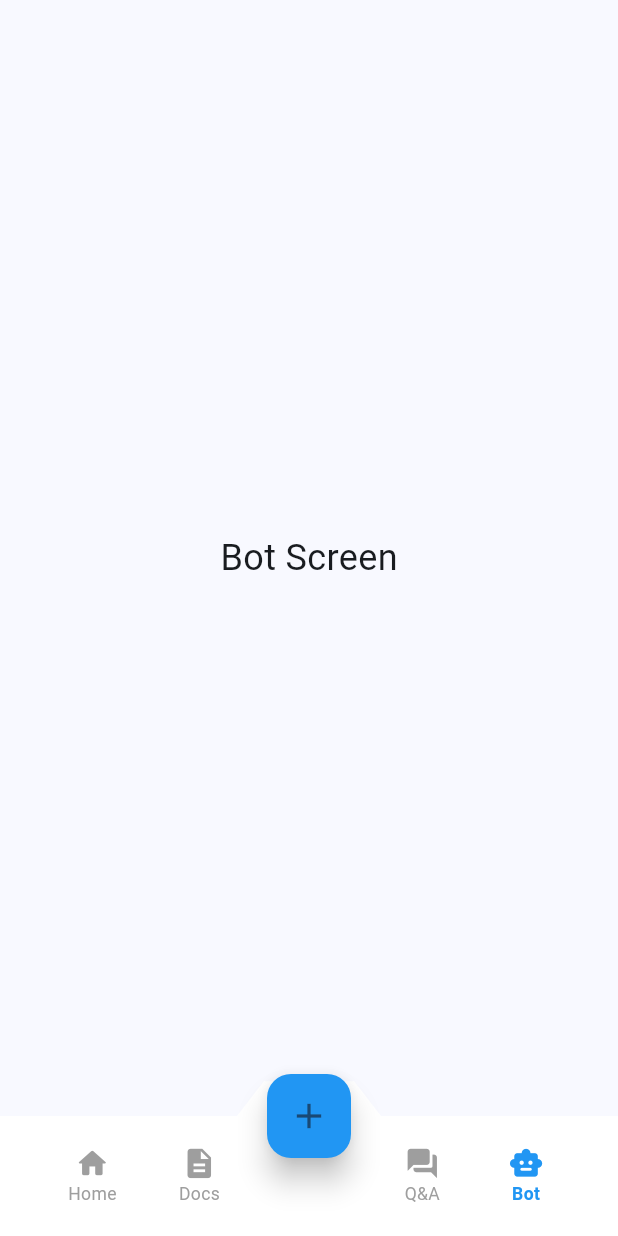
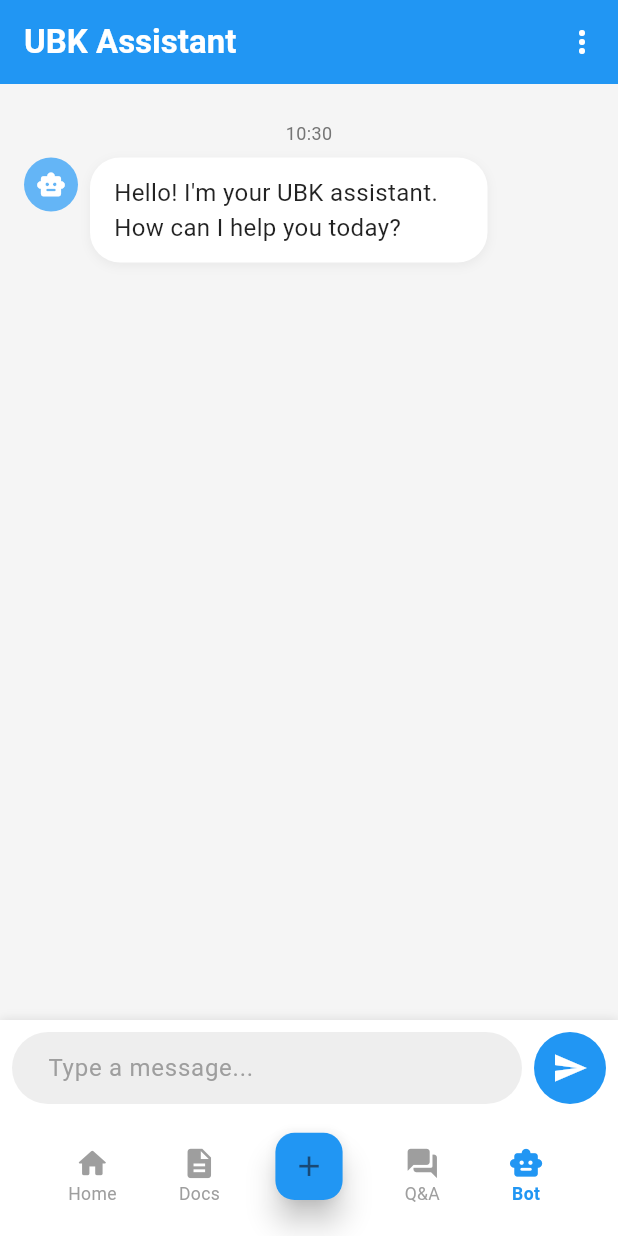
Before and after one commit to Darwin-Danish/Unit-Bimbingan-Kaunseling-SMK-Kapit, a Flutter app: the screen it shows once a user with an empty profile is signed in, item 4 of the bottom bar chosen, on a phone screen of 412 x 824 dp. Run offline on Flutter 3.47's test engine with Material 3 defaults, Android fonts, the light colour scheme and no system bars; our stand-ins replace firebase_auth, firebase_core, flutter_bloc, google_sign_in; missing offline and left inert: experiment; accounts and stored records are empty.

Commit message:
Add chat message model and bot service for user interaction

```diff
--- /dev/null
+++ b/experiment/devtools_options.yaml
@@ -0,0 +1,3 @@
+description: This file stores settings for Dart & Flutter DevTools.
+documentation: https://docs.flutter.dev/tools/devtools/extensions#configure-extension-enablement-states
+extensions:
--- /dev/null
+++ b/ubk_app/lib/bot_screen.dart
@@ -0,0 +1,335 @@
+import 'package:flutter/material.dart';
+import 'package:intl/intl.dart';
+import 'models/chat_message.dart';
+import 'services/bot_service.dart';
+
+class BotScreen extends StatefulWidget {
+  const BotScreen({Key? key}) : super(key: key);
+
+  @override
+  State<BotScreen> createState() => _BotScreenState();
+}
+
+class _BotScreenState extends State<BotScreen> {
+  final TextEditingController _messageController = TextEditingController();
+  final ScrollController _scrollController = ScrollController();
+  final BotService _botService = BotService();
+  final List<ChatMessage> _messages = [];
+  bool _isTyping = false;
+
+  @override
+  void initState() {
+    super.initState();
+    _addBotWelcomeMessage();
+  }
+
+  void _addBotWelcomeMessage() {
+    setState(() {
+      _messages.add(
+        ChatMessage(
+          text: "Hello! I'm your UBK assistant. How can I help you today?",
+          isUser: false,
+          timestamp: DateTime.now(),
+        ),
+      );
+    });
+  }
+
+  void _sendMessage() async {
+    if (_messageController.text.trim().isEmpty) return;
+
+    final userMessage = _messageController.text.trim();
+    _messageController.clear();
+
+    setState(() {
+      _messages.add(
+        ChatMessage(
+          text: userMessage,
+          isUser: true,
+          timestamp: DateTime.now(),
+        ),
+      );
+      _isTyping = true;
+    });
+
+    // Scroll to bottom after adding user message
+    _scrollToBottom();
+
+    // Get bot response
+    try {
+      final botResponse = await _botService.getBotResponse(userMessage);
+
+      setState(() {
+        _isTyping = false;
+        _messages.add(
+          ChatMessage(
+            text: botResponse,
+            isUser: false,
+            timestamp: DateTime.now(),
+          ),
+        );
+      });
+
+      // Scroll to bottom after adding bot response
+      _scrollToBottom();
+    } catch (e) {
+      setState(() {
+        _isTyping = false;
+        _messages.add(
+          ChatMessage(
+            text: "Sorry, I couldn't process your request. Please try again.",
+            isUser: false,
+            timestamp: DateTime.now(),
+          ),
+        );
+      });
+      _scrollToBottom();
+    }
+  }
+
+  void _scrollToBottom() {
+    WidgetsBinding.instance.addPostFrameCallback((_) {
+      if (_scrollController.hasClients) {
+        _scrollController.animateTo(
+          _scrollController.position.maxScrollExtent,
+          duration: const Duration(milliseconds: 300),
+          curve: Curves.easeOut,
+        );
+      }
+    });
+  }
+
+  String _formatTime(DateTime timestamp) {
+    return DateFormat('HH:mm').format(timestamp);
+  }
+
+  @override
+  Widget build(BuildContext context) {
+    return Scaffold(
+      appBar: AppBar(
+        backgroundColor: Colors.blue,
+        title: const Text(
+          'UBK Assistant',
+          style: TextStyle(color: Colors.white, fontWeight: FontWeight.bold),
+        ),
+        elevation: 0,
+        actions: [
+          IconButton(
+            icon: const Icon(Icons.more_vert, color: Colors.white),
+            onPressed: () {},
+          ),
+        ],
+      ),
+      body: Column(
+        children: [
+          // Chat messages area
+          Expanded(
+            child: Container(
+              color: Colors.grey[100],
+              child: ListView.builder(
+                controller: _scrollController,
+                padding: const EdgeInsets.all(16),
+                itemCount: _messages.length,
+                itemBuilder: (context, index) {
+                  final message = _messages[index];
+                  final showTimestamp = index == 0 ||
+                      _messages[index].timestamp.difference(_messages[index - 1].timestamp).inMinutes > 5;
+
+                  return Column(
+                    children: [
+                      if (showTimestamp)
+                        Padding(
+                          padding: const EdgeInsets.symmetric(vertical: 8.0),
+                          child: Text(
+                            _formatTime(message.timestamp),
+                            style: TextStyle(
+                              color: Colors.grey[600],
+                              fontSize: 12,
+                            ),
+                          ),
+                        ),
+                      Align(
+                        alignment: message.isUser
+                            ? Alignment.centerRight
+                            : Alignment.centerLeft,
+                        child: Container(
+                          constraints: BoxConstraints(
+                            maxWidth: MediaQuery.of(context).size.width * 0.75,
+                          ),
+                          margin: const EdgeInsets.only(bottom: 12),
+                          child: Row(
+                            mainAxisSize: MainAxisSize.min,
+                            crossAxisAlignment: CrossAxisAlignment.start,
+                            children: [
+                              if (!message.isUser)
+                                Container(
+                                  margin: const EdgeInsets.only(right: 8),
+                                  width: 36,
+                                  height: 36,
+                                  decoration: BoxDecoration(
+                                    color: Colors.blue[300],
+                                    shape: BoxShape.circle,
+                                  ),
+                                  child: const Center(
+                                    child: Icon(
+                                      Icons.smart_toy_rounded,
+                                      color: Colors.white,
+                                      size: 20,
+                                    ),
+                                  ),
+                                ),
+                              Flexible(
+                                child: Container(
+                                  padding: const EdgeInsets.symmetric(
+                                    horizontal: 16,
+                                    vertical: 12,
+                                  ),
+                                  decoration: BoxDecoration(
+                                    color: message.isUser
+                                        ? Colors.blue
+                                        : Colors.white,
+                                    borderRadius: BorderRadius.circular(20),
+                                    boxShadow: [
+                                      BoxShadow(
+                                        color: Colors.black.withOpacity(0.05),
+                                        blurRadius: 5,
+                                        offset: const Offset(0, 2),
+                                      ),
+                                    ],
+                                  ),
+                                  child: Text(
+                                    message.text,
+                                    style: TextStyle(
+                                      color: message.isUser
+                                          ? Colors.white
+                                          : Colors.black87,
+                                      fontSize: 16,
+                                    ),
+                                  ),
+                                ),
+                              ),
+                              if (message.isUser)
+                                Container(
+                                  margin: const EdgeInsets.only(left: 8),
+                                  width: 36,
+                                  height: 36,
+                                  decoration: BoxDecoration(
+                                    color: Colors.blue[700],
+                                    shape: BoxShape.circle,
+                                  ),
+                                  child: const Center(
+                                    child: Icon(
+                                      Icons.person,
+                                      color: Colors.white,
+                                      size: 20,
+                                    ),
+                                  ),
+                                ),
+                            ],
+                          ),
+                        ),
+                      ),
+                    ],
+                  );
+                },
+              ),
+            ),
+          ),
+
+          // Bot typing indicator
+          if (_isTyping)
+            Container(
+              padding: const EdgeInsets.symmetric(vertical: 8, horizontal: 16),
+              alignment: Alignment.centerLeft,
+              child: Row(
+                children: [
+                  Container(
+                    margin: const EdgeInsets.only(right: 8),
+                    width: 36,
+                    height: 36,
+                    decoration: BoxDecoration(
+                      color: Colors.blue[300],
+                      shape: BoxShape.circle,
+                    ),
+                    child: const Center(
+                      child: Icon(
+                        Icons.smart_toy_rounded,
+                        color: Colors.white,
+                        size: 20,
+                      ),
+                    ),
+                  ),
+                  const Text(
+                    "Typing...",
+                    style: TextStyle(
+                      color: Colors.grey,
+                      fontStyle: FontStyle.italic,
+                    ),
+                  ),
+                ],
+              ),
+            ),
+
+          // Message input area
+          Container(
+            padding: const EdgeInsets.symmetric(horizontal: 8, vertical: 8),
+            decoration: BoxDecoration(
+              color: Colors.white,
+              boxShadow: [
+                BoxShadow(
+                  color: Colors.black.withOpacity(0.1),
+                  blurRadius: 5,
+                  offset: const Offset(0, -1),
+                ),
+              ],
+            ),
+            child: Row(
+              children: [
+                Expanded(
+                  child: TextField(
+                    controller: _messageController,
+                    decoration: InputDecoration(
+                      hintText: 'Type a message...',
+                      hintStyle: TextStyle(color: Colors.grey[500]),
+                      border: OutlineInputBorder(
+                        borderRadius: BorderRadius.circular(25),
+                        borderSide: BorderSide.none,
+                      ),
+                      filled: true,
+                      fillColor: Colors.grey[200],
+                      contentPadding: const EdgeInsets.symmetric(
+                        horizontal: 20,
+                        vertical: 10,
+                      ),
+                    ),
+                    textCapitalization: TextCapitalization.sentences,
+                    onSubmitted: (_) => _sendMessage(),
+                  ),
+                ),
+                const SizedBox(width: 8),
+                Container(
+                  decoration: const BoxDecoration(
+                    color: Colors.blue,
+                    shape: BoxShape.circle,
+                  ),
+                  child: IconButton(
+                    icon: const Icon(Icons.send),
+                    color: Colors.white,
+                    onPressed: _sendMessage,
+                  ),
+                ),
+              ],
+            ),
+          ),
+        ],
+      ),
+    );
+  }
+
+  @override
+  void dispose() {
+    _messageController.dispose();
+    _scrollController.dispose();
+    super.dispose();
+  }
+}
--- a/ubk_app/lib/home.dart
+++ b/ubk_app/lib/home.dart
@@ -3,7 +3,8 @@ import 'package:intl/intl.dart';
 import 'widgets/mood_selector.dart';
 import 'widgets/home_content.dart';
 import 'qna_screen.dart';
-import 'package:ubk_app/booking_screen.dart'; // for the FAB navigation
+import 'bot_screen.dart';
+import 'package:ubk_app/booking_screen.dart';
 import 'dart:math' as math;
 
 class HomeScreen extends StatefulWidget {
@@ -13,16 +14,39 @@ class HomeScreen extends StatefulWidget {
   State<HomeScreen> createState() => _HomeScreenState();
 }
 
-class _HomeScreenState extends State<HomeScreen> {
+class _HomeScreenState extends State<HomeScreen> with SingleTickerProviderStateMixin {
   // Bottom nav items indices:
   // 0: Home, 1: Docs, 2: Q&A, 3: Bot
   int _selectedIndex = 0;
   String _selectedMood = '';
 
+  late AnimationController _notchController;
+
+  @override
+  void initState() {
+    super.initState();
+    _notchController = AnimationController(
+      vsync: this,
+      duration: const Duration(milliseconds: 300),
+      value: _selectedIndex == 0 ? 1.0 : 0.0,
+    );
+  }
+
+  @override
+  void dispose() {
+    _notchController.dispose();
+    super.dispose();
+  }
+
   void _onItemTapped(int index) {
     setState(() {
       _selectedIndex = index;
     });
+    if (index == 0) {
+      _notchController.forward();
+    } else {
+      _notchController.reverse();
+    }
   }
 
   void _onMoodSelected(String mood) {
@@ -157,6 +181,10 @@ class _HomeScreenState extends State<HomeScreen> {
     );
   }
 
+  Widget _buildBotScreen() {
+    return const BotScreen();
+  }
+
   // Build a placeholder for the Docs screen
   Widget _buildDocsScreen() {
     return const Center(
@@ -167,19 +195,9 @@ class _HomeScreenState extends State<HomeScreen> {
     );
   }
 
-  // Build the Q&A screen (from qua.dart / qna_screen.dart)
+  // Build the Q&A screen (from qna_screen.dart)
   Widget _buildQAScreen() {
     return const QnAScreen();
-  }
-
-  // Build a placeholder for the Bot screen
-  Widget _buildBotScreen() {
-    return const Center(
-      child: Text(
-        'Bot Screen',
-        style: TextStyle(fontSize: 24),
-      ),
-    );
   }
 
   // Choose the appropriate body content based on the selected index
@@ -200,10 +218,23 @@ class _HomeScreenState extends State<HomeScreen> {
 
   @override
   Widget build(BuildContext context) {
+    // Check if keyboard is visible
+    final bool isKeyboardVisible = MediaQuery.of(context).viewInsets.bottom > 0;
+
     return Scaffold(
       body: _buildBody(),
-      // Floating Action Button remains for BookingScreen
-      floatingActionButton: FloatingActionButton(
+      // The FAB is now wrapped in both AnimatedSlide and AnimatedScale.
+      floatingActionButton: isKeyboardVisible
+        ? null  // Hide FAB when keyboard is visible
+        : AnimatedSlide(
+            offset: _selectedIndex == 0 ? const Offset(0, 0) : const Offset(0, 0.6),
+            duration: const Duration(milliseconds: 300),
+            curve: Curves.easeInOut,
+            child: AnimatedScale(
+              scale: _selectedIndex == 0 ? 1.0 : 0.8,
+              duration: const Duration(milliseconds: 300),
+              curve: Curves.easeInOut,
+              child: FloatingActionButton(
                 onPressed: () {
                   Navigator.of(context).push(
                     MaterialPageRoute(
@@ -218,15 +249,21 @@ class _HomeScreenState extends State<HomeScreen> {
                   size: 28,
                 ),
               ),
+            ),
+          ),
       floatingActionButtonLocation: FloatingActionButtonLocation.centerDocked,
-      // Updated bottom navigation bar with two groups and gap for the FAB.
-      bottomNavigationBar: BottomAppBar(
+      // The BottomAppBar remains unchanged with an animated notch.
+      bottomNavigationBar: AnimatedBuilder(
+        animation: _notchController,
+        builder: (context, child) {
+          return BottomAppBar(
             notchMargin: 10,
-        shape: const CircularNotch(),
+            shape: AnimatedCircularNotch(bumpFactor: _notchController.value),
             color: Colors.white,
             elevation: 10,
             child: SizedBox(
               height: 60,
+              // Layout remains exactly as before (with a reserved gap for the FAB).
               child: Row(
                 children: [
                   Expanded(
@@ -238,7 +275,7 @@ class _HomeScreenState extends State<HomeScreen> {
                       ],
                     ),
                   ),
-              const SizedBox(width: 60), // Gap reserved for the FAB
+                  const SizedBox(width: 60), // Reserved gap for the FAB.
                   Expanded(
                     child: Row(
                       mainAxisAlignment: MainAxisAlignment.spaceEvenly,
@@ -251,6 +288,8 @@ class _HomeScreenState extends State<HomeScreen> {
                 ],
               ),
             ),
+          );
+        },
       ),
     );
   }
@@ -288,13 +327,15 @@ class _HomeScreenState extends State<HomeScreen> {
   }
 }
 
-// Custom notch shape for the bottom app bar
-class CircularNotch extends NotchedShape {
-  const CircularNotch();
+// Custom animated notch shape that interpolates between a full bump and a flat line.
+class AnimatedCircularNotch extends NotchedShape {
+  final double bumpFactor; // 0.0 = flat, 1.0 = full bump
+
+  const AnimatedCircularNotch({required this.bumpFactor});
 
   @override
   Path getOuterPath(Rect host, Rect? guest) {
-    if (guest == null || !host.overlaps(guest)) {
+    if (guest == null || !host.overlaps(guest) || bumpFactor == 0) {
       return Path()..addRect(host);
     }
 
@@ -302,30 +343,33 @@ class CircularNotch extends NotchedShape {
     const double s1 = 15;
     const double s2 = 10;
     final double r = notchRadius;
-    final double a = -1.0 * r - s2;
+    final double a = -r - s2;
     final double b = host.top - guest.center.dy;
     final double n2 = math.sqrt(b * b * r * r * (a * a + b * b - r * r));
-    final double p2xA = ((a * r * r) - n2) / (a * a + b * b);
     final double p2xB = ((a * r * r) + n2) / (a * a + b * b);
-    final double p2yA = math.sqrt(r * r - p2xA * p2xA);
     final double p2yB = math.sqrt(r * r - p2xB * p2xB);
-    final List<Offset> p = List<Offset>.filled(6, Offset.zero);
-    p[0] = Offset(a - s1, b);
-    p[1] = Offset(a, b);
-    final double cX = p2xB;
-    final double cY = -p2yB;
-    p[2] = Offset(cX, cY);
-    p[3] = Offset(-cX, cY);
-    p[4] = Offset(-a, b);
-    p[5] = Offset(-a + s1, b);
+
+    final List<Offset> p = [
+      Offset(a - s1, b),
+      Offset(a, b),
+      Offset(p2xB, -p2yB),
+      Offset(-p2xB, -p2yB),
+      Offset(-a, b),
+      Offset(-a + s1, b),
+    ];
+
+    // Scale each notch point's vertical offset by bumpFactor.
+    final List<Offset> adjustedPoints = p.map((pt) {
+      return Offset(pt.dx, pt.dy * bumpFactor);
+    }).toList();
+
     final Path path = Path()
       ..moveTo(host.left, host.top)
       ..lineTo(host.left, host.bottom)
       ..lineTo(host.right, host.bottom)
       ..lineTo(host.right, host.top);
-    for (int i = 0; i < p.length; i += 1) {
-      final Offset pi = p[i];
-      path.lineTo(guest.center.dx + pi.dx, guest.center.dy + pi.dy);
+    for (final pt in adjustedPoints) {
+      path.lineTo(guest.center.dx + pt.dx, guest.center.dy + pt.dy);
     }
     path.close();
     return path;
--- /dev/null
+++ b/ubk_app/lib/models/chat_message.dart
@@ -0,0 +1,19 @@
+class ChatMessage {
+  final String text;
+  final bool isUser;
+  final DateTime timestamp;
+  final String? imageUrl;
+  final String? fileUrl;
+  final String? fileName;
+  final String? fileSize;
+
+  ChatMessage({
+    required this.text,
+    required this.isUser,
+    required this.timestamp,
+    this.imageUrl,
+    this.fileUrl,
+    this.fileName,
+    this.fileSize,
+  });
+}
--- /dev/null
+++ b/ubk_app/lib/services/bot_service.dart
@@ -0,0 +1,72 @@
+import 'dart:async';
+import 'dart:math';
+
+class BotService {
+  // This is a simple mock service that returns predefined responses
+  // In a real app, this would connect to an API or use a local ML model
+
+  final List<String> _greetings = [
+    'Hello! How can I help you today?',
+    'Hi there! What can I do for you?',
+    'Greetings! How may I assist you?',
+    'Hello! I\'m here to help with any questions about UBK services.',
+  ];
+
+  final Map<String, List<String>> _responses = {
+    'appointment': [
+      'You can book an appointment through the booking screen. Would you like me to guide you there?',
+      'Appointments can be scheduled via the booking feature. Do you need help with that?',
+      'To book an appointment, use the + button at the bottom of the screen.',
+    ],
+    'counseling': [
+      'Our counseling services cover academic, personal, and career guidance. What specific area are you interested in?',
+      'We offer various counseling services including individual and group sessions. Would you like more details?',
+      'Counseling sessions are available Monday through Friday. Would you like to know the specific hours?',
+    ],
+    'resources': [
+      'We have many resources available in the Docs section. Have you checked there?',
+      'Educational materials and resources can be found in our documentation area.',
+      'Check out our resource library in the Docs tab for helpful materials.',
+    ],
+    'help': [
+      'I\'m here to help! What specific information are you looking for?',
+      'How can I assist you today? Feel free to ask about our services.',
+      'I can help with appointments, counseling information, and resources. What do you need?',
+    ],
+  };
+
+  final List<String> _fallbacks = [
+    'I\'m not sure I understand. Could you rephrase that?',
+    'I don\'t have information on that topic yet. Would you like to ask about something else?',
+    'I\'m still learning! Could you try asking about our services, appointments, or resources?',
+    'I don\'t have an answer for that. Would you like to speak with a counselor instead?',
+  ];
+
+  Future<String> getBotResponse(String userMessage) async {
+    // Simulate network delay
+    await Future.delayed(Duration(milliseconds: 500 + Random().nextInt(1000)));
+
+    final lowerCaseMessage = userMessage.toLowerCase();
+
+    // Check for greetings
+    if (_isGreeting(lowerCaseMessage)) {
+      return _greetings[Random().nextInt(_greetings.length)];
+    }
+
+    // Check for keywords and return appropriate responses
+    for (final entry in _responses.entries) {
+      if (lowerCaseMessage.contains(entry.key)) {
+        final responses = entry.value;
+        return responses[Random().nextInt(responses.length)];
+      }
+    }
+
+    // If no keywords match, return a fallback response
+    return _fallbacks[Random().nextInt(_fallbacks.length)];
+  }
+
+  bool _isGreeting(String message) {
+    final greetingWords = ['hi', 'hello', 'hey', 'greetings', 'good morning', 'good afternoon', 'good evening'];
+    return greetingWords.any((word) => message.contains(word));
+  }
+}
```
Also changed, not shown: 14 other files. Lines whose indentation alone changed are shown as unchanged.
